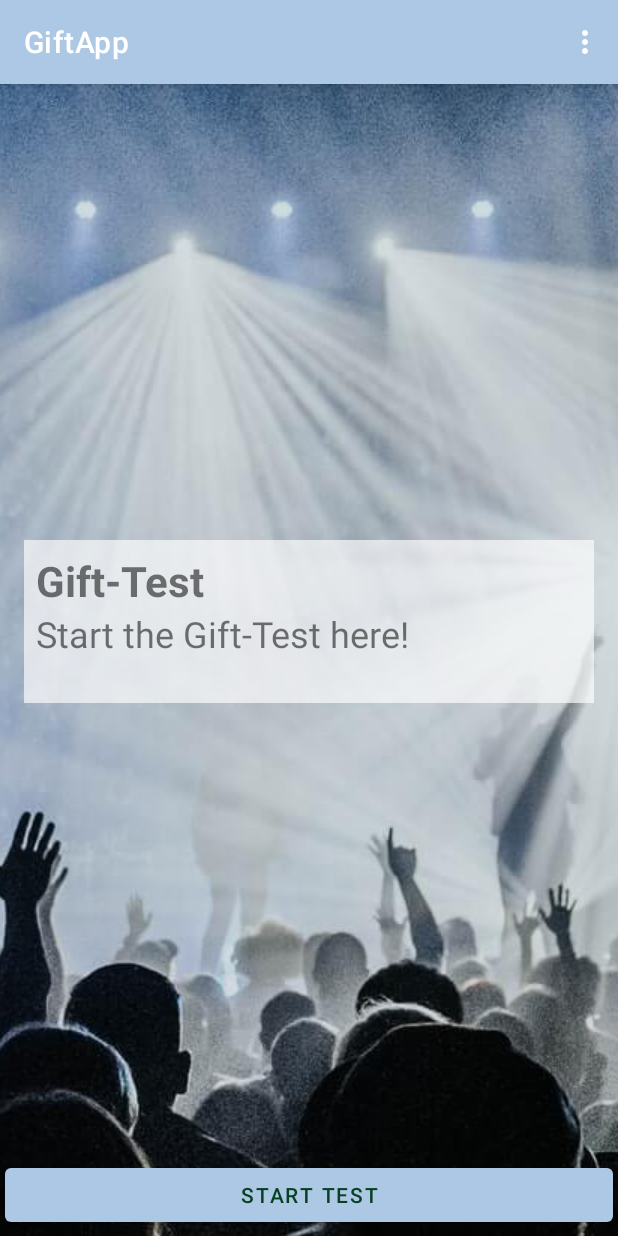
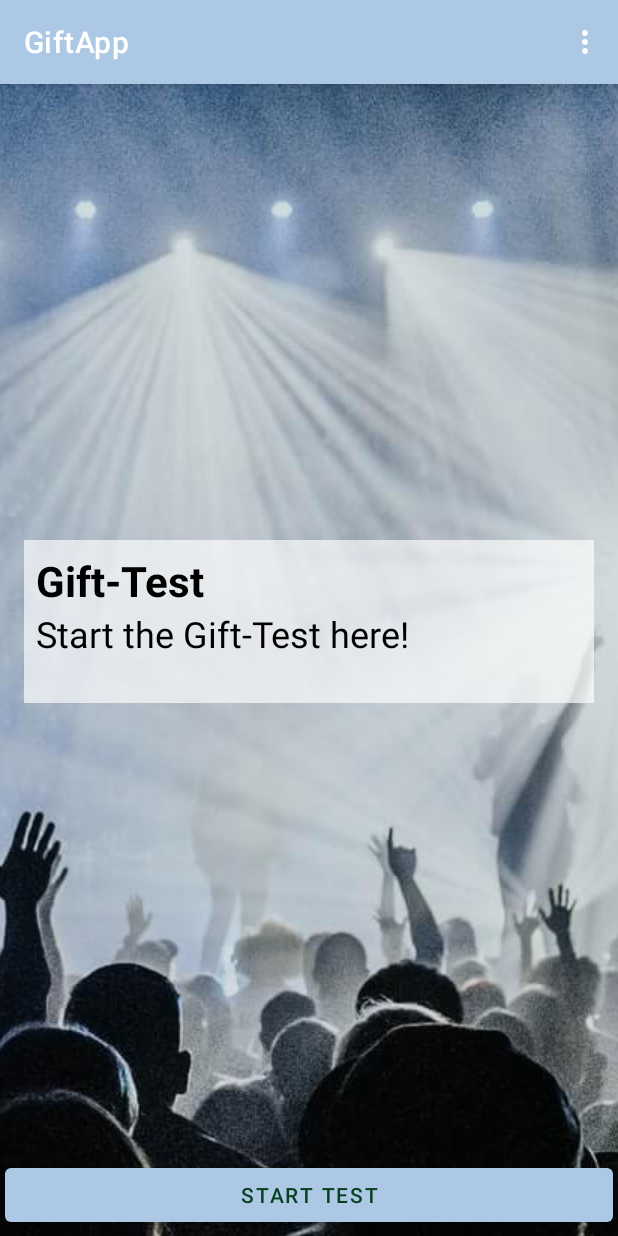
Before and after one commit to domjos1994/GiftApp, an Android app: the screen it shows after launch (MainActivity), on a phone screen of 412 x 824 dp. Run offline under Robolectric (Android 15) with nearby library versions, the phone set to English and light mode, and no system bars; our stand-ins replace navigation-ui.

Commit message:
update impress and design

```diff
--- a/app/build.gradle
+++ b/app/build.gradle
@@ -10,7 +10,7 @@ android {
         applicationId "de.domjos.gift_app"
         minSdk 21
         targetSdk 32
-        versionCode 4
+        versionCode 5
         versionName "1.0"
 
         testInstrumentationRunner "androidx.test.runner.AndroidJUnitRunner"
--- a/app/src/main/res/layout-night/fragment_main.xml
+++ /dev/null
@@ -1,53 +0,0 @@
-<?xml version="1.0" encoding="utf-8"?>
-<androidx.constraintlayout.widget.ConstraintLayout xmlns:android="http://schemas.android.com/apk/res/android"
-    xmlns:app="http://schemas.android.com/apk/res-auto"
-    xmlns:tools="http://schemas.android.com/tools"
-    android:layout_width="match_parent"
-    android:layout_height="match_parent"
-    android:background="@drawable/background_image"
-    tools:context=".fragments.MainFragment">
-
-    <LinearLayout
-        android:background="#aaffffff"
-        android:layout_width="match_parent"
-        android:layout_height="wrap_content"
-        android:layout_margin="16dp"
-        android:padding="8dp"
-        app:layout_constraintRight_toRightOf="parent"
-        app:layout_constraintLeft_toLeftOf="parent"
-        app:layout_constraintTop_toTopOf="parent"
-        app:layout_constraintBottom_toTopOf="@+id/cmdMainStart"
-        android:orientation="vertical">
-        <TextView
-            android:id="@+id/lblDailyVerseHeader"
-            android:textSize="28sp"
-            android:textStyle="bold"
-            android:textColor="@android:color/black"
-            android:layout_width="match_parent"
-            android:layout_height="wrap_content"/>
-
-        <TextView
-            android:id="@+id/lblDailyVerseContent"
-            android:textSize="24sp"
-            android:textColor="@android:color/black"
-            android:layout_width="match_parent"
-            android:layout_height="wrap_content"/>
-
-        <TextView
-            android:id="@+id/lblDailyVerseNotice"
-            android:textSize="16sp"
-            android:textColor="@android:color/black"
-            android:layout_width="match_parent"
-            android:layout_height="wrap_content"/>
-    </LinearLayout>
-
-    <Button
-        android:id="@+id/cmdMainStart"
-        android:layout_width="match_parent"
-        android:layout_height="wrap_content"
-        android:text="@string/main_start"
-        android:layout_margin="@dimen/button_margin"
-        app:layout_constraintBottom_toBottomOf="parent"
-        app:layout_constraintEnd_toEndOf="parent"
-        app:layout_constraintStart_toStartOf="parent"/>
-</androidx.constraintlayout.widget.ConstraintLayout>
--- a/app/src/main/res/layout/fragment_main.xml
+++ b/app/src/main/res/layout/fragment_main.xml
@@ -22,18 +22,21 @@
             android:id="@+id/lblDailyVerseHeader"
             android:textSize="28sp"
             android:textStyle="bold"
+            android:textColor="@android:color/black"
             android:layout_width="match_parent"
             android:layout_height="wrap_content"/>
 
         <TextView
             android:id="@+id/lblDailyVerseContent"
             android:textSize="24sp"
+            android:textColor="@android:color/black"
             android:layout_width="match_parent"
             android:layout_height="wrap_content"/>
 
         <TextView
             android:id="@+id/lblDailyVerseNotice"
             android:textSize="16sp"
+            android:textColor="@android:color/black"
             android:layout_width="match_parent"
             android:layout_height="wrap_content"/>
     </LinearLayout>
--- a/app/src/main/res/layout/fragment_test.xml
+++ b/app/src/main/res/layout/fragment_test.xml
@@ -12,7 +12,8 @@
         android:layout_height="wrap_content"
         app:layout_constraintTop_toTopOf="parent"
         app:layout_constraintLeft_toLeftOf="parent"
-        app:layout_constraintRight_toRightOf="parent">
+        app:layout_constraintRight_toRightOf="parent"
+        app:tabSelectedTextColor="?attr/colorOnPrimary">
     </com.google.android.material.tabs.TabLayout>
 
     <androidx.viewpager.widget.ViewPager
--- a/app/src/main/res/values-night/themes.xml
+++ b/app/src/main/res/values-night/themes.xml
@@ -11,7 +11,8 @@
         <item name="colorOnSecondary">@color/color_secondary_on_dark</item>
 
         <!-- Status bar color. -->
-        <item name="android:statusBarColor" tools:targetApi="l">?attr/colorPrimaryVariant</item>
+        <item name="android:statusBarColor">?attr/colorPrimaryVariant</item>
         <!-- Customize your theme here. -->
+        <item name="android:textColor">#fff</item>
     </style>
 </resources>
--- a/app/src/main/res/values/colors.xml
+++ b/app/src/main/res/values/colors.xml
@@ -10,7 +10,7 @@
 
     <color name="color_primary_dark">#005178</color>
     <color name="color_primary_variant_dark">#0085a3</color>
-    <color name="color_primary_on_dark">#ff7000</color>
+    <color name="color_primary_on_dark">#fff000</color>
 
     <color name="color_secondary_dark">#370099</color>
     <color name="color_secondary_variant_dark">#250da6</color>
--- a/app/src/main/res/values/dimens.xml
+++ b/app/src/main/res/values/dimens.xml
@@ -4,6 +4,6 @@
     <dimen name="question_label_margin">4dp</dimen>
     <dimen name="question_label_size">16sp</dimen>
     <dimen name="question_answer_padding">1dp</dimen>
-    <dimen name="question_answer_height">30dp</dimen>
+    <dimen name="question_answer_height">48dp</dimen>
     <dimen name="question_answer_width">100dp</dimen>
 </resources>
--- a/app/src/main/res/values/strings.xml
+++ b/app/src/main/res/values/strings.xml
@@ -40,7 +40,7 @@
         <![CDATA[
             <p>
                 The App was built by <a href="https://domjos.de">Domjos</a>.
-                The Bible-Verse was made by <a href="https://beta.ourmanna.com">OurManna</a>.
+                The Bible-Verse was made by <a href="https://www.biblegateway.com">Bible-Gateway</a>.
             </p>
         ]]>
     </string>
```
Also changed, not shown: app/src/main/java/de/domjos/gift_app/customControls/Question.kt (+10 -0 lines), app/src/main/res/layout/question.xml (+16 -8 lines), 1 other file.
